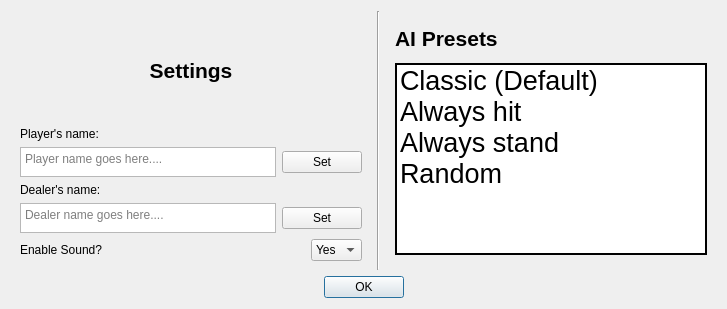
Old version of the form settings.ui in the repository fflvm1/Qlackjack.
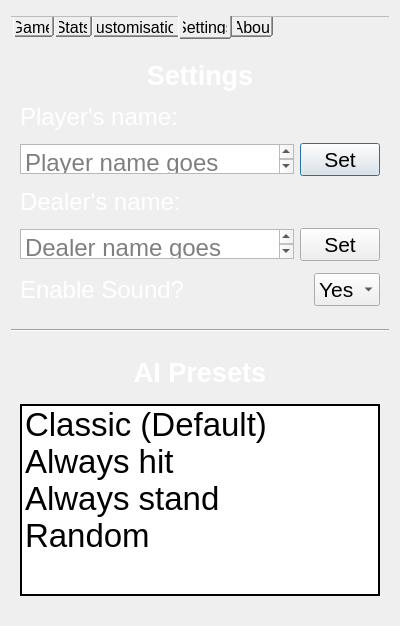
New version of the form.

Patch:
```diff
--- a/settings.ui
+++ b/settings.ui
@@ -6,28 +6,103 @@
    <rect>
     <x>0</x>
     <y>0</y>
-    <width>727</width>
-    <height>309</height>
+    <width>400</width>
+    <height>626</height>
    </rect>
   </property>
   <property name="windowTitle">
    <string>Settings</string>
   </property>
   <layout class="QGridLayout" name="gridLayout">
-   <item row="6" column="0">
-    <widget class="QDialogButtonBox" name="buttonBox">
-     <property name="orientation">
-      <enum>Qt::Orientation::Horizontal</enum>
-     </property>
-     <property name="standardButtons">
-      <set>QDialogButtonBox::StandardButton::Ok</set>
-     </property>
-     <property name="centerButtons">
-      <bool>true</bool>
-     </property>
-    </widget>
+   <item row="3" column="0">
+    <layout class="QHBoxLayout" name="horizontalLayout_5">
+     <item>
+      <widget class="QWidget" name="widget_2" native="true">
+       <layout class="QGridLayout" name="gridLayout_2">
+        <item row="1" column="0">
+         <widget class="QListWidget" name="listWidget">
+          <property name="sizePolicy">
+           <sizepolicy hsizetype="Preferred" vsizetype="Fixed">
+            <horstretch>0</horstretch>
+            <verstretch>0</verstretch>
+           </sizepolicy>
+          </property>
+          <property name="font">
+           <font>
+            <pointsize>25</pointsize>
+           </font>
+          </property>
+          <property name="frameShape">
+           <enum>QFrame::Shape::WinPanel</enum>
+          </property>
+          <property name="frameShadow">
+           <enum>QFrame::Shadow::Plain</enum>
+          </property>
+          <item>
+           <property name="text">
+            <string>Classic (Default)</string>
+           </property>
+           <property name="toolTip">
+            <string>Dealer hits as long as his total value doesn't exceed 17.</string>
+           </property>
+          </item>
+          <item>
+           <property name="text">
+            <string>Always hit</string>
+           </property>
+           <property name="toolTip">
+            <string>Dealer always hits.</string>
+           </property>
+          </item>
+          <item>
+           <property name="text">
+            <string>Always stand</string>
+           </property>
+           <property name="toolTip">
+            <string>Dealer always stands.</string>
+           </property>
+          </item>
+          <item>
+           <property name="text">
+            <string>Random</string>
+           </property>
+           <property name="toolTip">
+            <string>Dealer can randomly decide to hit or not.</string>
+           </property>
+          </item>
+         </widget>
+        </item>
+        <item row="0" column="0">
+         <widget class="QLabel" name="label_5">
+          <property name="sizePolicy">
+           <sizepolicy hsizetype="Preferred" vsizetype="Fixed">
+            <horstretch>0</horstretch>
+            <verstretch>0</verstretch>
+           </sizepolicy>
+          </property>
+          <property name="font">
+           <font>
+            <pointsize>20</pointsize>
+            <bold>true</bold>
+           </font>
+          </property>
+          <property name="styleSheet">
+           <string notr="true">color: white;</string>
+          </property>
+          <property name="text">
+           <string>AI Presets</string>
+          </property>
+          <property name="alignment">
+           <set>Qt::AlignmentFlag::AlignCenter</set>
+          </property>
+         </widget>
+        </item>
+       </layout>
+      </widget>
+     </item>
+    </layout>
    </item>
-   <item row="0" column="0">
+   <item row="1" column="0">
     <layout class="QHBoxLayout" name="horizontalLayout_4">
      <property name="rightMargin">
       <number>0</number>
@@ -37,12 +112,21 @@
        <layout class="QVBoxLayout" name="verticalLayout_2">
         <item>
          <widget class="QLabel" name="label">
+          <property name="sizePolicy">
+           <sizepolicy hsizetype="Preferred" vsizetype="Fixed">
+            <horstretch>0</horstretch>
+            <verstretch>0</verstretch>
+           </sizepolicy>
+          </property>
           <property name="font">
            <font>
-            <pointsize>16</pointsize>
+            <pointsize>20</pointsize>
             <bold>true</bold>
            </font>
           </property>
+          <property name="styleSheet">
+           <string notr="true">color: white;</string>
+          </property>
           <property name="text">
            <string>Settings</string>
           </property>
@@ -59,6 +143,14 @@
             <verstretch>0</verstretch>
            </sizepolicy>
           </property>
+          <property name="font">
+           <font>
+            <pointsize>18</pointsize>
+           </font>
+          </property>
+          <property name="styleSheet">
+           <string notr="true">color: white;</string>
+          </property>
           <property name="text">
            <string>Player's name:</string>
           </property>
@@ -80,6 +172,11 @@
               <height>30</height>
              </size>
             </property>
+            <property name="font">
+             <font>
+              <pointsize>18</pointsize>
+             </font>
+            </property>
             <property name="placeholderText">
              <string>Player name goes here....</string>
             </property>
@@ -93,6 +190,11 @@
               <verstretch>0</verstretch>
              </sizepolicy>
             </property>
+            <property name="font">
+             <font>
+              <pointsize>16</pointsize>
+             </font>
+            </property>
             <property name="text">
              <string>Set</string>
             </property>
@@ -108,6 +210,14 @@
             <verstretch>0</verstretch>
            </sizepolicy>
           </property>
+          <property name="font">
+           <font>
+            <pointsize>18</pointsize>
+           </font>
+          </property>
+          <property name="styleSheet">
+           <string notr="true">color: white;</string>
+          </property>
           <property name="text">
            <string>Dealer's name:</string>
           </property>
@@ -129,6 +239,11 @@
               <height>30</height>
              </size>
             </property>
+            <property name="font">
+             <font>
+              <pointsize>18</pointsize>
+             </font>
+            </property>
             <property name="backgroundVisible">
              <bool>false</bool>
             </property>
@@ -148,6 +263,11 @@
               <verstretch>0</verstretch>
              </sizepolicy>
             </property>
+            <property name="font">
+             <font>
+              <pointsize>16</pointsize>
+             </font>
+            </property>
             <property name="text">
              <string>Set</string>
             </property>
@@ -159,6 +279,14 @@
          <layout class="QHBoxLayout" name="horizontalLayout">
           <item>
            <widget class="QLabel" name="label_4">
+            <property name="font">
+             <font>
+              <pointsize>18</pointsize>
+             </font>
+            </property>
+            <property name="styleSheet">
+             <string notr="true">color: white;</string>
+            </property>
             <property name="text">
              <string>Enable Sound?</string>
             </property>
@@ -172,6 +300,11 @@
               <verstretch>0</verstretch>
              </sizepolicy>
             </property>
+            <property name="font">
+             <font>
+              <pointsize>16</pointsize>
+             </font>
+            </property>
             <item>
              <property name="text">
               <string>Yes</string>
@@ -189,93 +322,71 @@
        </layout>
       </widget>
      </item>
-     <item>
-      <widget class="Line" name="line">
-       <property name="orientation">
-        <enum>Qt::Orientation::Vertical</enum>
-       </property>
-      </widget>
-     </item>
-     <item>
-      <widget class="QWidget" name="widget_2" native="true">
-       <layout class="QGridLayout" name="gridLayout_2">
-        <item row="0" column="0">
-         <widget class="QLabel" name="label_5">
-          <property name="sizePolicy">
-           <sizepolicy hsizetype="Preferred" vsizetype="Fixed">
-            <horstretch>0</horstretch>
-            <verstretch>0</verstretch>
-           </sizepolicy>
-          </property>
-          <property name="font">
-           <font>
-            <pointsize>16</pointsize>
-            <bold>true</bold>
-           </font>
-          </property>
-          <property name="text">
-           <string>AI Presets</string>
-          </property>
-         </widget>
-        </item>
-        <item row="1" column="0">
-         <widget class="QListWidget" name="listWidget">
-          <property name="sizePolicy">
-           <sizepolicy hsizetype="Preferred" vsizetype="Fixed">
-            <horstretch>0</horstretch>
-            <verstretch>0</verstretch>
-           </sizepolicy>
-          </property>
-          <property name="font">
-           <font>
-            <pointsize>20</pointsize>
-           </font>
-          </property>
-          <property name="frameShape">
-           <enum>QFrame::Shape::WinPanel</enum>
-          </property>
-          <property name="frameShadow">
-           <enum>QFrame::Shadow::Plain</enum>
-          </property>
-          <item>
-           <property name="text">
-            <string>Classic (Default)</string>
-           </property>
-           <property name="toolTip">
-            <string>Dealer hits as long as his total value doesn't exceed 17.</string>
-           </property>
-          </item>
-          <item>
-           <property name="text">
-            <string>Always hit</string>
-           </property>
-           <property name="toolTip">
-            <string>Dealer always hits.</string>
-           </property>
-          </item>
-          <item>
-           <property name="text">
-            <string>Always stand</string>
-           </property>
-           <property name="toolTip">
-            <string>Dealer always stands.</string>
-           </property>
-          </item>
-          <item>
-           <property name="text">
-            <string>Random</string>
-           </property>
-           <property name="toolTip">
-            <string>Dealer can randomly decide to hit or not.</string>
-           </property>
-          </item>
-         </widget>
-        </item>
-       </layout>
-      </widget>
-     </item>
     </layout>
    </item>
+   <item row="0" column="0">
+    <widget class="QTabWidget" name="tabWidget">
+     <property name="sizePolicy">
+      <sizepolicy hsizetype="Expanding" vsizetype="Fixed">
+       <horstretch>0</horstretch>
+       <verstretch>0</verstretch>
+      </sizepolicy>
+     </property>
+     <property name="styleSheet">
+      <string notr="true">QTabBar::tab {
+	font-size: 16px;
+	padding: 5px;
+}</string>
+     </property>
+     <property name="tabPosition">
+      <enum>QTabWidget::TabPosition::South</enum>
+     </property>
+     <property name="currentIndex">
+      <number>3</number>
+     </property>
+     <property name="iconSize">
+      <size>
+       <width>15</width>
+       <height>16</height>
+      </size>
+     </property>
+     <property name="documentMode">
+      <bool>true</bool>
+     </property>
+     <widget class="QWidget" name="tab">
+      <attribute name="title">
+       <string>Game</string>
+      </attribute>
+     </widget>
+     <widget class="QWidget" name="tab_2">
+      <attribute name="title">
+       <string>Stats</string>
+      </attribute>
+     </widget>
+     <widget class="QWidget" name="tab_3">
+      <attribute name="title">
+       <string>Customisation</string>
+      </attribute>
+     </widget>
+     <widget class="QWidget" name="tab_4">
+      <attribute name="title">
+       <string>Settings</string>
+      </attribute>
+     </widget>
+     <widget class="QWidget" name="tab_5">
+      <attribute name="title">
+       <string>About</string>
+      </attribute>
+     </widget>
+    </widget>
+   </item>
+   <item row="2" column="0">
+    <widget class="Line" name="line_2">
+     <property name="orientation">
+      <enum>Qt::Orientation::Horizontal</enum>
+     </property>
+    </widget>
+   </item>
   </layout>
  </widget>
  <resources/>
```
Left out of the diff: 35 changed lines with no effect on the pictures.
